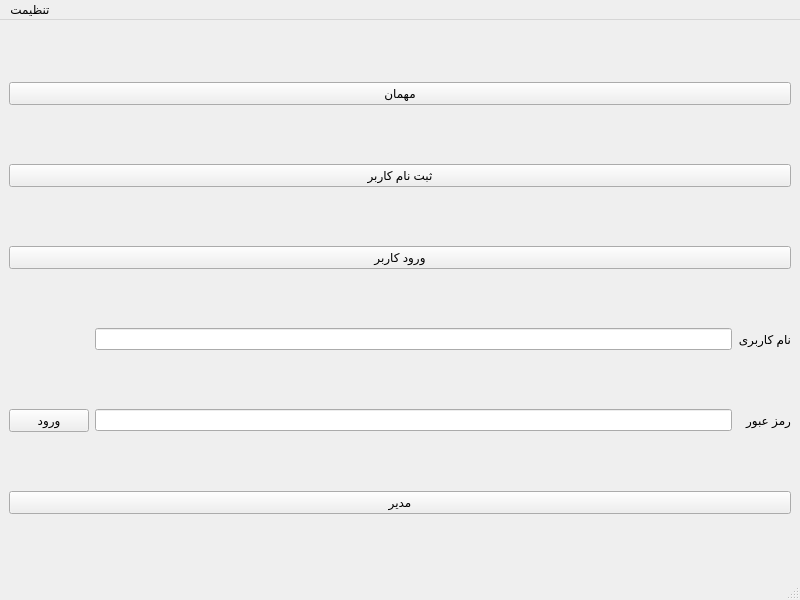
Above: accountwindow.ui from Alireza8hi/Project-DigiKala before the change. Below: the same form after it.
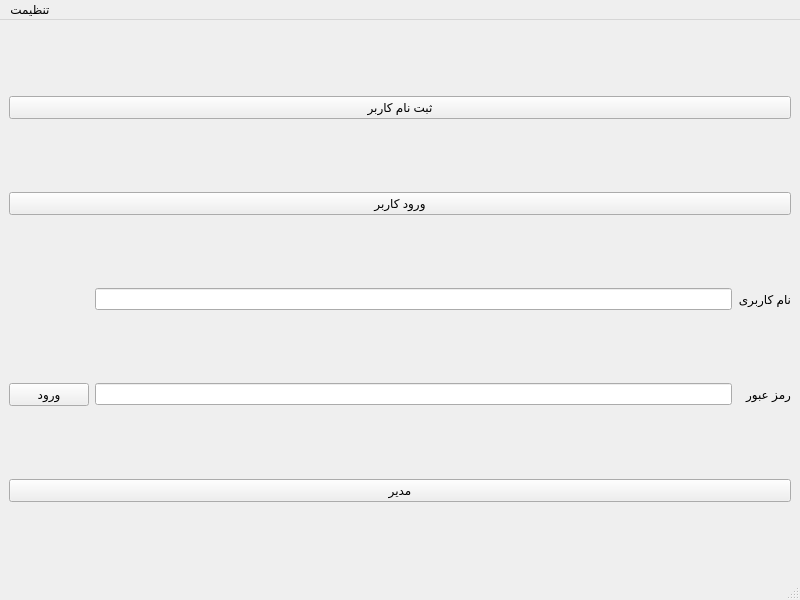
That is the form after the change. Icons and pictures are not drawn.

Diff of the .ui file:
```diff
--- a/accountwindow.ui
+++ b/accountwindow.ui
@@ -15,42 +15,38 @@
   </property>
   <widget class="QWidget" name="centralwidget">
    <layout class="QGridLayout" name="gridLayout">
-    <item row="6" column="2">
-     <widget class="QLabel" name="PassLbl">
-      <property name="text">
-       <string>رمز عبور</string>
-      </property>
-     </widget>
+    <item row="4" column="1">
+     <widget class="QLineEdit" name="UserNameLe"/>
     </item>
-    <item row="0" column="0" colspan="3">
-     <widget class="QPushButton" name="GuestBtn">
-      <property name="text">
-       <string>مهمان</string>
-      </property>
-     </widget>
-    </item>
-    <item row="3" column="0" colspan="3">
-     <widget class="QPushButton" name="SignUpBtn">
-      <property name="text">
-       <string>ثبت نام کاربر</string>
-      </property>
-     </widget>
-    </item>
-    <item row="7" column="0" colspan="3">
+    <item row="6" column="0" colspan="3">
      <widget class="QPushButton" name="AdminBtn">
       <property name="text">
        <string>مدیر</string>
       </property>
      </widget>
     </item>
-    <item row="6" column="0">
-     <widget class="QPushButton" name="UserSignInBtn">
+    <item row="3" column="0" colspan="3">
+     <widget class="QPushButton" name="LoginBtn">
       <property name="text">
-       <string>ورود</string>
+       <string>ورود کاربر</string>
       </property>
      </widget>
     </item>
     <item row="5" column="2">
+     <widget class="QLabel" name="PassLbl">
+      <property name="text">
+       <string>رمز عبور</string>
+      </property>
+     </widget>
+    </item>
+    <item row="5" column="1">
+     <widget class="QLineEdit" name="PassLe">
+      <property name="echoMode">
+       <enum>QLineEdit::Password</enum>
+      </property>
+     </widget>
+    </item>
+    <item row="4" column="2">
      <widget class="QLabel" name="UserNameLbl">
       <property name="frameShadow">
        <enum>QFrame::Plain</enum>
@@ -63,20 +59,17 @@
       </property>
      </widget>
     </item>
-    <item row="4" column="0" colspan="3">
-     <widget class="QPushButton" name="LoginBtn">
+    <item row="2" column="0" colspan="3">
+     <widget class="QPushButton" name="SignUpBtn">
       <property name="text">
-       <string>ورود کاربر</string>
+       <string>ثبت نام کاربر</string>
       </property>
      </widget>
     </item>
-    <item row="5" column="1">
-     <widget class="QLineEdit" name="UserNameLe"/>
-    </item>
-    <item row="6" column="1">
-     <widget class="QLineEdit" name="PassLe">
-      <property name="echoMode">
-       <enum>QLineEdit::Password</enum>
+    <item row="5" column="0">
+     <widget class="QPushButton" name="UserSignInBtn">
+      <property name="text">
+       <string>ورود</string>
       </property>
      </widget>
     </item>
```
